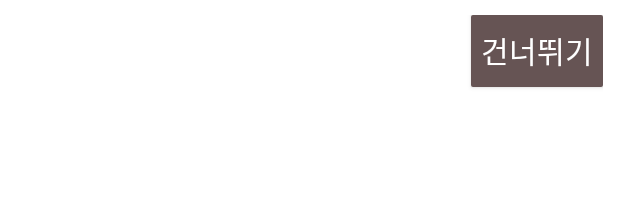
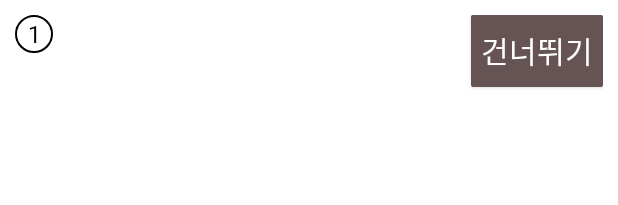
Before and after one commit to choihyunsung/Museum, an Android app: the layout activity_tutorial.xml on its own in the app's theme, with its tools: preview values and no code run, on a phone screen of 412 x 824 dp. Shown: the top 205 px of the screen. Run offline under Robolectric (Android 15) with nearby library versions, the phone set to English and light mode, and no system bars.

Commit message:
CREATE : 튜토리얼 페이지 카운터 View 추가.

```diff
--- /dev/null
+++ b/app/src/main/res/drawable/circle.xml
@@ -0,0 +1,7 @@
+<shape
+    xmlns:android="http://schemas.android.com/apk/res/android"
+    android:shape="oval">
+    <stroke
+        android:width="1dp"
+        android:color="@color/black"/>
+</shape>
--- a/app/src/main/res/layout/activity_tutorial.xml
+++ b/app/src/main/res/layout/activity_tutorial.xml
@@ -6,7 +6,6 @@
     <data>
 
         <import type="android.view.View" />
-
         <import type="kr.block.retrofitopenapi.feature.intro.TutorialActivity.PageMovement" />
 
         <variable
@@ -20,6 +19,10 @@
         <variable
             name="isEnd"
             type="Boolean" />
+
+        <variable
+            name="pageCount"
+            type="Integer" />
     </data>
 
     <androidx.constraintlayout.widget.ConstraintLayout
@@ -40,15 +43,26 @@
             android:visibility="@{isEnd? View.INVISIBLE : View.VISIBLE}"
             app:layout_constraintEnd_toEndOf="parent"
             app:layout_constraintTop_toTopOf="parent" />
-        />
+
 
         <androidx.viewpager2.widget.ViewPager2
             android:id="@+id/tutorial_pager"
             android:layout_width="match_parent"
             android:layout_height="0dp"
-            android:overScrollMode="never"
             app:layout_constraintBottom_toTopOf="@id/flow_bottom_view"
             app:layout_constraintTop_toBottomOf="@id/btn_skip" />
+
+        <TextView
+            android:id="@+id/tv_pager_count"
+            style="@style/sText"
+            android:layout_width="25dp"
+            android:layout_height="25dp"
+            tools:text="1"
+            android:text="@{String.valueOf(pageCount)}"
+            android:background="@drawable/circle"
+            app:layout_constraintStart_toStartOf="parent"
+            app:layout_constraintTop_toTopOf="parent"
+            />
 
         <androidx.constraintlayout.helper.widget.Flow
             android:id="@+id/flow_bottom_view"
@@ -73,7 +87,7 @@
             android:layout_width="0dp"
             android:layout_height="0dp"
             android:visibility="@{isEnd? View.INVISIBLE : View.VISIBLE}" />
-        />
+
 
         <androidx.appcompat.widget.AppCompatButton
             android:id="@+id/btn_next"
@@ -83,7 +97,7 @@
             android:onClick="@{()->activity.onPageMove(PageMovement.NEXT)}"
             android:text="@string/NextText"
             android:visibility="@{isEnd? View.INVISIBLE : View.VISIBLE}" />
-        />
+
 
         <androidx.appcompat.widget.AppCompatButton
             android:id="@+id/btn_start"
--- a/app/src/main/res/layout/item_tutorial.xml
+++ b/app/src/main/res/layout/item_tutorial.xml
@@ -5,7 +5,6 @@
     xmlns:tools="http://schemas.android.com/tools">
 
     <data>
-
         <variable
             name="data"
             type="kr.block.retrofitopenapi.feature.intro.adapter.item.TutorialData" />
@@ -14,7 +13,9 @@
     <androidx.constraintlayout.widget.ConstraintLayout
         android:id="@+id/rootView"
         android:layout_width="match_parent"
-        android:layout_height="match_parent">
+        android:layout_height="match_parent"
+        android:background="@color/white"
+        >
 
         <TextView
             android:id="@+id/mainTitle"
```
Also changed, not shown: app/src/main/java/kr/block/retrofitopenapi/feature/intro/TutorialActivity.kt (+16 -8 lines).
